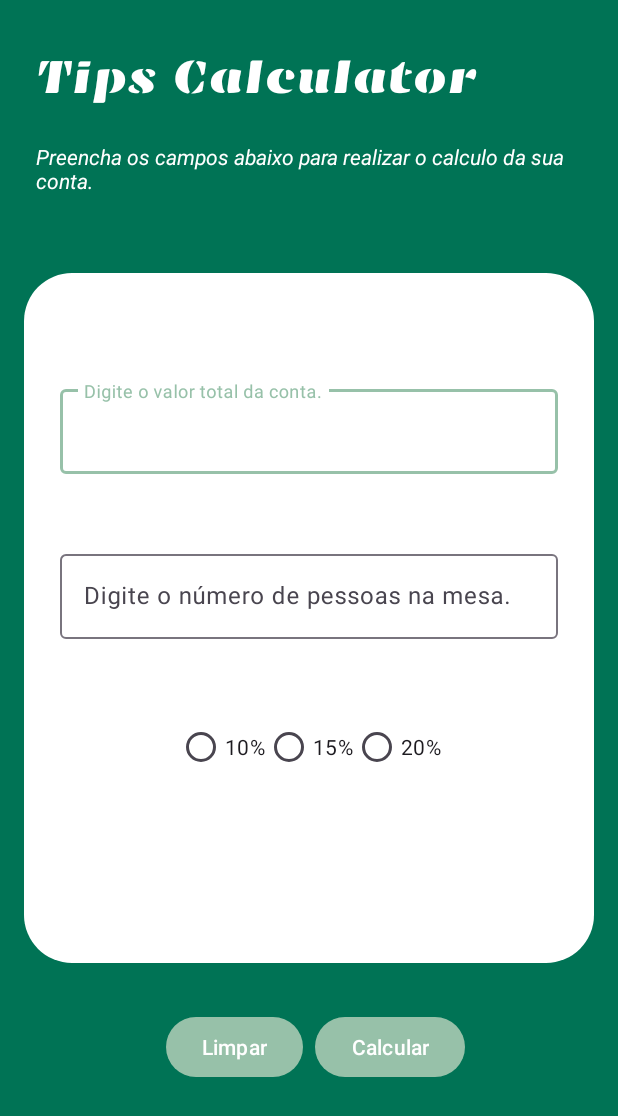
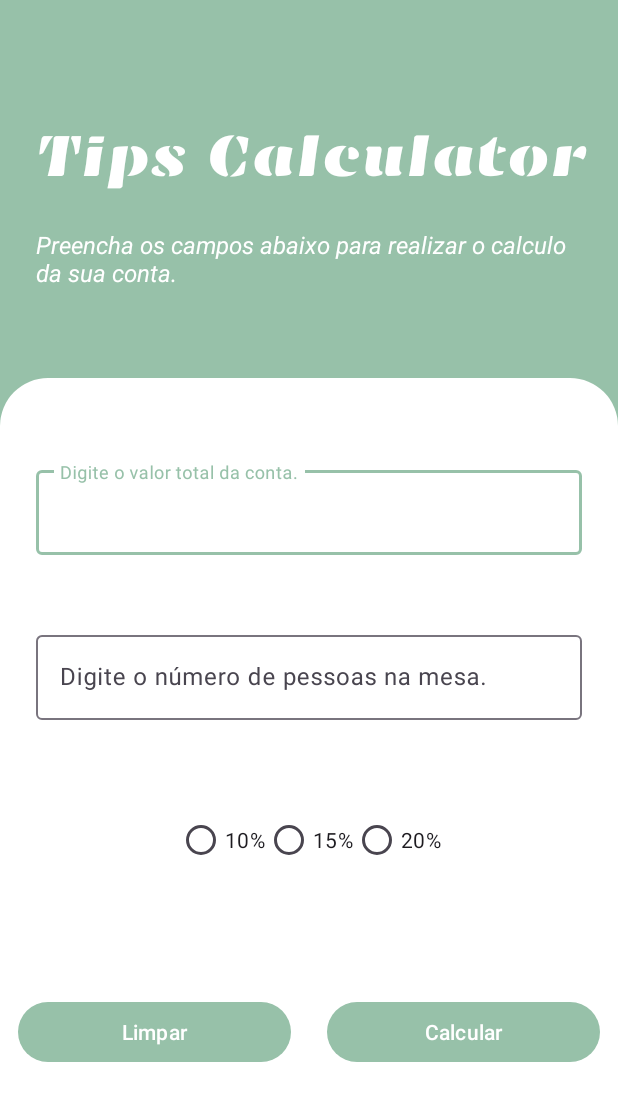
Before and after one commit to xCarolineBraga/AppGorjeta, an Android app: the Recebimento_Dados screen opened directly, with no data from a screen before it, on a phone screen of 412 x 824 dp. Shown: the top 1116 px of the screen. Run offline under Robolectric (Android 15) with nearby library versions, the phone set to English and light mode, and no system bars.

Commit message:
- Implementação de tela de resumo - alteração de cores - alinhamento de botões na tela de recebimento de dados

```diff
--- a/app/src/main/AndroidManifest.xml
+++ b/app/src/main/AndroidManifest.xml
@@ -13,6 +13,9 @@
         android:theme="@style/Theme.AppGorjetaI"
         tools:targetApi="31">
         <activity
+            android:name=".Sumary"
+            android:exported="false" />
+        <activity
             android:name=".Recebimento_Dados"
             android:exported="false" />
         <activity
--- a/app/src/main/java/com/example/appgorjetai/Recebimento_Dados.kt
+++ b/app/src/main/java/com/example/appgorjetai/Recebimento_Dados.kt
@@ -38,8 +38,6 @@ class Recebimento_Dados : AppCompatActivity() {
             println("ação 2" + edtNumPeople.text)
 
         }
-        btnDone.setOnClickListener {  }
-
 
     }
 
--- a/app/src/main/res/drawable/background1_tela_dados.xml
+++ b/app/src/main/res/drawable/background1_tela_dados.xml
@@ -2,11 +2,11 @@
 
 
 <shape xmlns:android="http://schemas.android.com/apk/res/android">
-    <solid android:color="@color/tom_1" />
+    <solid android:color="@color/white" />
 
     <corners
-        android:bottomLeftRadius="88dp"
-        android:bottomRightRadius="0dp"
+        android:bottomLeftRadius="32dp"
+        android:bottomRightRadius="32dp"
         android:topLeftRadius="0dp"
         android:topRightRadius="0dp" />
 </shape>
--- a/app/src/main/res/drawable/background2_tela_dados.xml
+++ b/app/src/main/res/drawable/background2_tela_dados.xml
@@ -2,8 +2,8 @@
 <shape xmlns:android="http://schemas.android.com/apk/res/android">
     <solid android:color="@color/white"/>
     <corners
-        android:bottomRightRadius="32dp"
-        android:bottomLeftRadius="32dp"
+        android:bottomRightRadius="0dp"
+        android:bottomLeftRadius="0dp"
         android:topRightRadius="32dp"
         android:topLeftRadius="32dp"/>
 
--- a/app/src/main/res/drawable/background_tela_inicial.xml
+++ /dev/null
@@ -1,5 +0,0 @@
-<?xml version="1.0" encoding="utf-8"?>
-<shape xmlns:android="http://schemas.android.com/apk/res/android">
-    <solid android:color="@color/tom_1"/>
-
-</shape>
--- a/app/src/main/res/layout/activity_recebimento_dados.xml
+++ b/app/src/main/res/layout/activity_recebimento_dados.xml
@@ -3,7 +3,7 @@
 xmlns:app="http://schemas.android.com/apk/res-auto"
 android:layout_width="match_parent"
 android:layout_height="match_parent"
-    android:background="@color/novo">
+    android:background="@color/tom_3">
 
 
 
@@ -11,12 +11,12 @@ android:layout_height="match_parent"
             android:id="@+id/tv_title"
             android:layout_width="match_parent"
             android:layout_height="wrap_content"
-            android:layout_marginTop="32dp"
+            android:layout_marginTop="80dp"
             android:layout_marginStart="24dp"
             android:fontFamily="@font/font_3"
             android:text="Tips Calculator"
             android:textColor="@color/white"
-            android:textSize="32sp"
+            android:textSize="40sp"
             app:layout_constraintEnd_toEndOf="parent"
             app:layout_constraintStart_toStartOf="parent"
             app:layout_constraintTop_toTopOf="parent" />
@@ -28,6 +28,7 @@ android:layout_height="match_parent"
             android:layout_margin="24dp"
             android:text="Preencha os campos abaixo para realizar o calculo da sua conta."
             android:textColor="@color/white"
+            android:textSize="16dp"
             android:textStyle="italic"
             app:layout_constraintEnd_toEndOf="parent"
             app:layout_constraintStart_toStartOf="parent"
@@ -40,12 +41,10 @@ android:layout_height="match_parent"
         android:layout_height="wrap_content"
         android:background="@drawable/background2_tela_dados"
         android:orientation="vertical"
-        android:layout_marginStart="16dp"
-        android:layout_marginEnd="16dp"
         app:layout_constraintBottom_toBottomOf="parent"
         app:layout_constraintEnd_toEndOf="parent"
         app:layout_constraintStart_toStartOf="parent"
-        app:layout_constraintTop_toTopOf="parent">
+        >
 
         <com.google.android.material.textfield.TextInputLayout
             android:id="@+id/til_total"
@@ -53,7 +52,7 @@ android:layout_height="match_parent"
             android:layout_height="wrap_content"
             android:layout_marginStart="24dp"
             android:layout_marginEnd="24dp"
-            android:layout_marginTop="72dp"
+            android:layout_marginTop="56dp"
             app:layout_constraintEnd_toEndOf="parent"
             app:layout_constraintStart_toStartOf="parent"
             app:layout_constraintTop_toBottomOf="@+id/tv_subtitle">
@@ -93,9 +92,9 @@ android:layout_height="match_parent"
             android:layout_width="match_parent"
             android:layout_height="wrap_content"
             android:layout_marginStart="16dp"
-            android:layout_marginTop="16dp"
+            android:layout_marginTop="24dp"
             android:layout_marginEnd="16dp"
-            android:layout_marginBottom="120dp"
+            android:layout_marginBottom="80dp"
             android:gravity="center_horizontal"
             android:orientation="horizontal"
             app:layout_constraintEnd_toEndOf="@+id/til_number_of_people"
@@ -122,36 +121,34 @@ android:layout_height="match_parent"
 
         </RadioGroup>
 
-
-    </LinearLayout>
+        <LinearLayout
+            android:layout_width="match_parent"
+            android:layout_height="wrap_content"
+            android:orientation="horizontal"
+            android:layout_marginBottom="112dp">
 
             <Button
                 android:id="@+id/btn_clean"
                 android:layout_width="0dp"
                 android:layout_height="wrap_content"
-        android:layout_marginEnd="4dp"
-        android:layout_marginTop="32dp"
-        android:text="Limpar"
-        app:layout_constraintEnd_toStartOf="@+id/vertical_guideline"
-        app:layout_constraintTop_toBottomOf="@+id/vg_header" />
-
-    <androidx.constraintlayout.widget.Guideline
-        android:id="@+id/vertical_guideline"
-        android:layout_width="wrap_content"
-        android:layout_height="wrap_content"
-        android:orientation="vertical"
-        app:layout_constraintGuide_percent="0.5"/>
+                android:layout_weight="1"
+                android:layout_marginStart="12dp"
+                android:layout_marginEnd="12dp"
+                android:text="Limpar" />
 
 
             <Button
                 android:id="@+id/btn_done"
                 android:layout_width="0dp"
                 android:layout_height="wrap_content"
-        android:layout_marginStart="4dp"
-        android:layout_marginTop="32dp"
-        android:text="Calcular"
-        app:layout_constraintStart_toEndOf="@+id/vertical_guideline"
-        app:layout_constraintTop_toBottomOf="@+id/vg_header" />
+                android:layout_weight="1"
+                android:layout_marginEnd="12dp"
+                android:layout_marginStart="12dp"
+                android:text="Calcular" />
+        </LinearLayout>
+
+
+    </LinearLayout>
 
 
 
--- a/app/src/main/res/layout/activity_tela_inicial.xml
+++ b/app/src/main/res/layout/activity_tela_inicial.xml
@@ -6,7 +6,8 @@
     android:layout_width="match_parent"
     android:layout_height="match_parent"
     tools:context=".Recebimento_Dados"
-    android:background="@color/novo">
+    android:background="@color/tom_2"
+    >
 
     <TextView
         android:layout_width="match_parent"
--- a/app/src/main/res/values-night/themes.xml
+++ b/app/src/main/res/values-night/themes.xml
@@ -3,6 +3,6 @@
     <style name="Base.Theme.AppGorjetaI" parent="Theme.Material3.DayNight.NoActionBar">
         <!-- Customize your dark theme here. -->
          <item name="colorPrimary">@color/tom_3</item>
-        <item name="android:statusBarColor">@color/novo</item>
+        <item name="android:statusBarColor">@color/tom_3</item>
     </style>
 </resources>
--- a/app/src/main/res/values/themes.xml
+++ b/app/src/main/res/values/themes.xml
@@ -3,7 +3,7 @@
     <style name="Base.Theme.AppGorjetaI" parent="Theme.Material3.DayNight.NoActionBar">
         <!-- Customize your light theme here. -->
          <item name="colorPrimary">@color/tom_3</item>
-        <item name="android:statusBarColor">@color/novo</item>
+        <item name="android:statusBarColor">@color/tom_3</item>
     </style>
 
     <style name="Theme.AppGorjetaI" parent="Base.Theme.AppGorjetaI" />
```
Also changed, not shown: app/src/main/java/com/example/appgorjetai/Sumary.kt (added, +20 -0 lines), app/src/main/res/layout/activity_sumary.xml (added, +53 -0 lines). Lines whose indentation alone changed are shown as unchanged.
